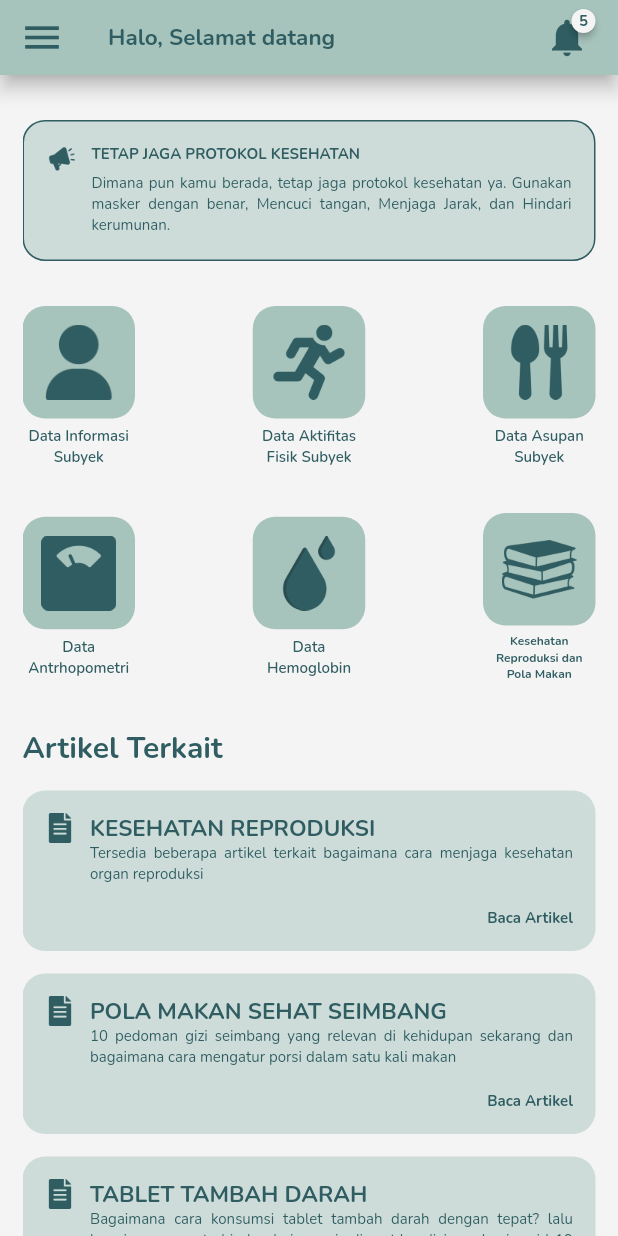
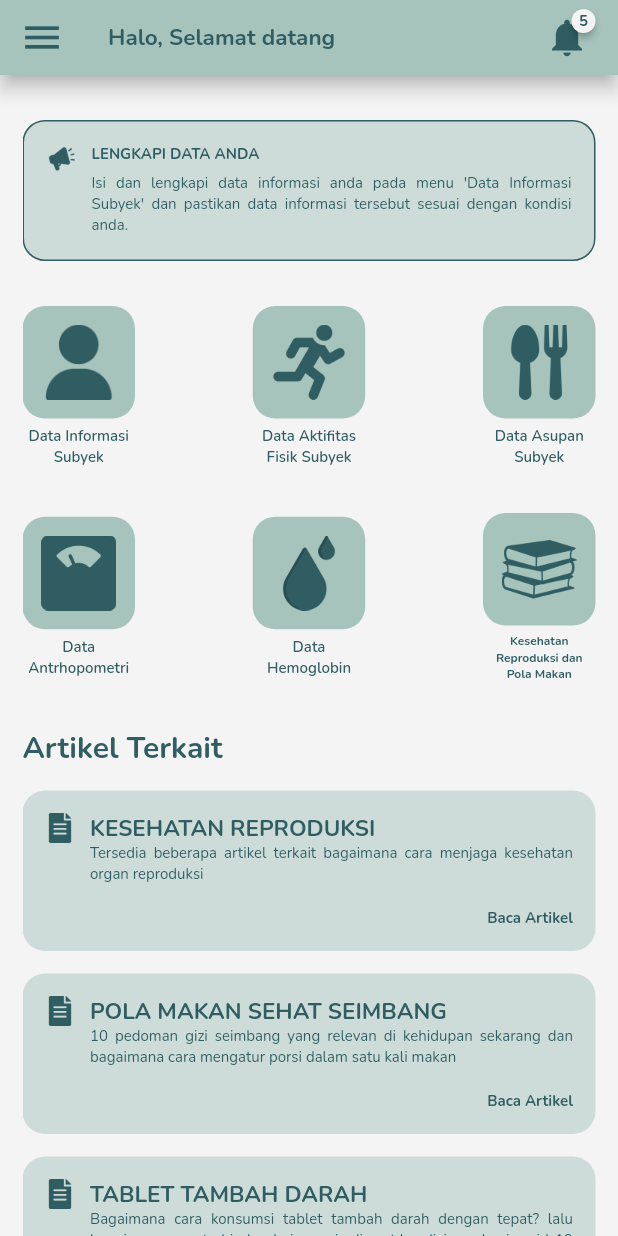
Before and after one commit to zaidtqy/healthy, a Flutter app: the HomePage screen opened by its route, on a phone screen of 412 x 824 dp. Run offline on Flutter 3.47's test engine with Material 2 defaults, Android fonts, the light colour scheme and no system bars; drawn by our look-alikes of animated_text_kit, badges; our stand-ins replace cloud_firestore, cool_alert, firebase_auth, firebase_core, fluttertoast, google_fonts and 1 more; accounts and stored records are empty.

Commit message:
Add Animation Text

```diff
--- a/lib/pages/home_page.dart
+++ b/lib/pages/home_page.dart
@@ -1,3 +1,4 @@
+import 'package:animated_text_kit/animated_text_kit.dart';
 import 'package:badges/badges.dart';
 import 'package:cloud_firestore/cloud_firestore.dart';
 import 'package:firebase_auth/firebase_auth.dart';
@@ -64,24 +65,55 @@ class _HomePageState extends State<HomePage> {
             Flexible(
               child: Column(
                 crossAxisAlignment: CrossAxisAlignment.start,
-                children: [
-                  Text(
-                    'TETAP JAGA PROTOKOL KESEHATAN',
-                    style: primaryTextStyle.copyWith(
+                children: <Widget>[
+                  AnimatedTextKit(
+                    repeatForever: true,
+                    animatedTexts: [
+                      FadeAnimatedText(
+                        'LENGKAPI DATA ANDA',
+                        textStyle: primaryTextStyle.copyWith(
                           fontSize: 10,
                           fontWeight: bold,
                         ),
+                        duration: const Duration(milliseconds: 10000),
+                        textAlign: TextAlign.start,
+                      ),
+                      FadeAnimatedText(
+                        'TETAP JAGA PROTOKOL KESEHATAN',
+                        textStyle: primaryTextStyle.copyWith(
+                          fontSize: 10,
+                          fontWeight: bold,
+                        ),
+                        duration: const Duration(milliseconds: 10000),
+                        textAlign: TextAlign.start,
+                      ),
+                    ],
                   ),
                   const SizedBox(
                     height: 5,
                   ),
-                  Text(
-                    'Dimana pun kamu berada, tetap jaga protokol kesehatan ya. Gunakan masker dengan benar, Mencuci tangan, Menjaga Jarak, dan Hindari kerumunan.',
-                    style: primaryTextStyle.copyWith(
+                  AnimatedTextKit(
+                    repeatForever: true,
+                    animatedTexts: [
+                      FadeAnimatedText(
+                        'Isi dan lengkapi data informasi anda pada menu \'Data Informasi Subyek\' dan pastikan data informasi tersebut sesuai dengan kondisi anda.',
+                        textStyle: primaryTextStyle.copyWith(
                           fontSize: 10,
                           fontWeight: regular,
                         ),
+                        duration: const Duration(milliseconds: 10000),
                         textAlign: TextAlign.justify,
+                      ),
+                      FadeAnimatedText(
+                        'Dimana pun kamu berada, tetap jaga protokol kesehatan ya. Gunakan masker dengan benar, Mencuci tangan, Menjaga Jarak, dan Hindari kerumunan.',
+                        textStyle: primaryTextStyle.copyWith(
+                          fontSize: 10,
+                          fontWeight: regular,
+                        ),
+                        duration: const Duration(milliseconds: 10000),
+                        textAlign: TextAlign.justify,
+                      ),
+                    ],
                   ),
                 ],
               ),
--- a/pubspec.yaml
+++ b/pubspec.yaml
@@ -27,6 +27,7 @@ environment:
 # the latest version available on pub.dev. To see which dependencies have newer
 # versions available, run `flutter pub outdated`.
 dependencies:
+  animated_text_kit: ^4.2.1
   badges: ^2.0.2
   cloud_firestore: ^3.1.13
   cool_alert: ^1.1.0
```
Also changed, not shown: pubspec.lock. Lines whose indentation alone changed are shown as unchanged.
